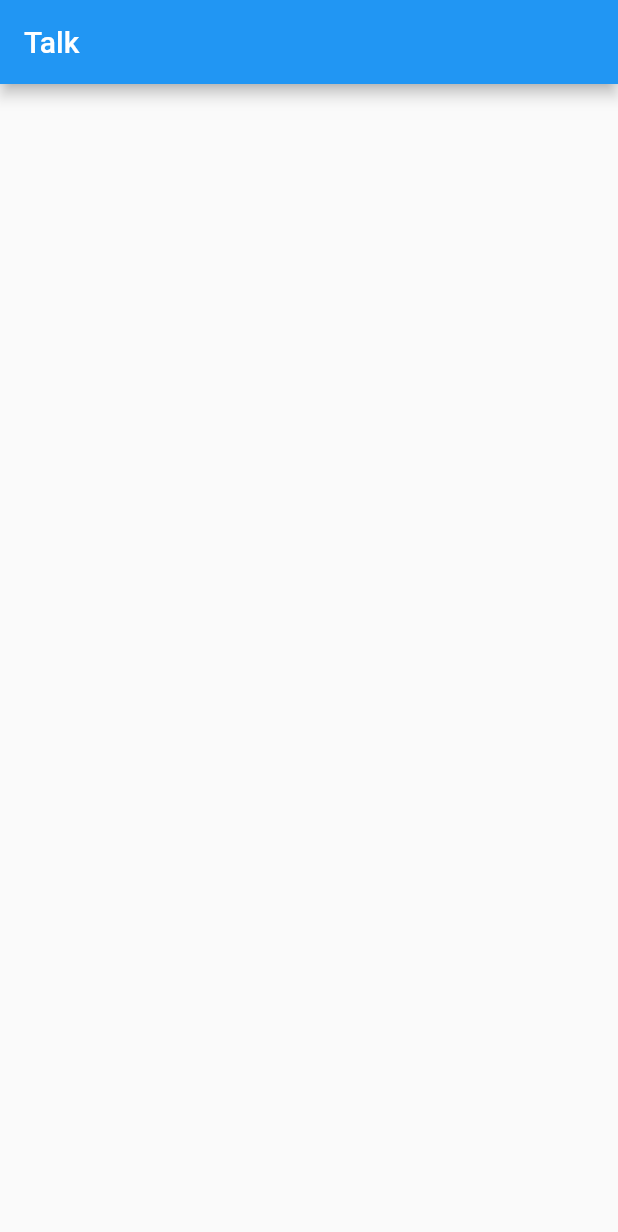
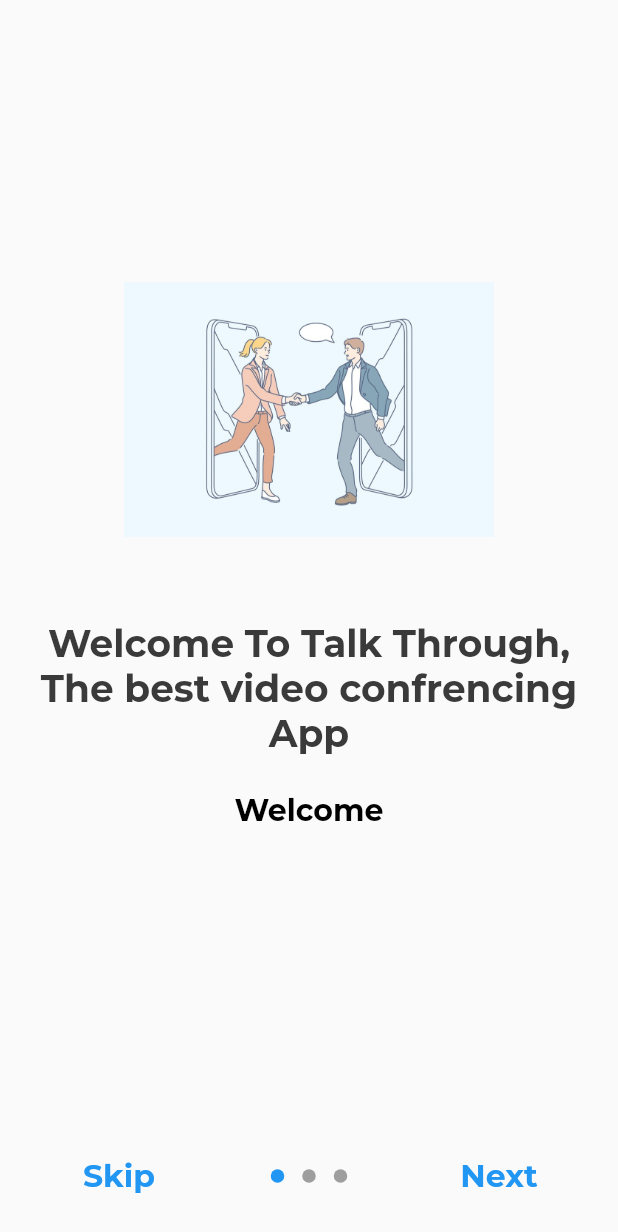
Before and after one commit to YashJA-dev/TalkThrough, a Flutter app: the screen it shows after launch, on a phone screen of 412 x 824 dp. Shown: the top 1232 px of the screen. Run offline on Flutter 3.47's test engine with Material 2 defaults, Android fonts, the phone set to English and light mode, and no system bars; drawn by our look-alikes of introduction_screen; our stand-ins replace firebase_core, google_fonts; accounts and stored records are empty.

Commit message:
intro screen added

```diff
--- /dev/null
+++ b/lib/Style/montserrat.dart
@@ -0,0 +1,13 @@
+import 'package:flutter/material.dart';
+import 'package:google_fonts/google_fonts.dart';
+
+TextStyle montserratStyle(
+    {required double size,
+    FontWeight fontWeight = FontWeight.w700,
+    Color color = Colors.black}) {
+  return GoogleFonts.montserrat(
+    fontSize: size,
+    color: color,
+    fontWeight: fontWeight,
+  );
+}
--- a/lib/main.dart
+++ b/lib/main.dart
@@ -1,6 +1,8 @@
 import 'package:flutter/material.dart';
 import 'package:firebase_core/firebase_core.dart';
 import 'firebase_options.dart';
+import 'screen/HomeScreen.dart';
+import 'screen/IntroAuthScreen/IntroAuthScreen.dart';
 
 void main() async {
   WidgetsFlutterBinding.ensureInitialized();
@@ -14,23 +16,19 @@
   @override
   Widget build(BuildContext context) {
     return MaterialApp(
+      debugShowCheckedModeBanner: false,
       title: 'Flutter Demo',
       theme: ThemeData(
         primarySwatch: Colors.blue,
       ),
-      home: Scaffold(
-        appBar: AppBar(title: Text("Talk")),
-        body: Home(),
-      ),
+      home: NavigationPage(),
     );
   }
 }
-
-class Home extends StatelessWidget {
-  const Home({super.key});
-
+class NavigationPage extends StatelessWidget {
+  bool isSigned=false;
   @override
   Widget build(BuildContext context) {
-    return Container();
+    return isSigned?HomeScreen():IntroAuthScreen();
   }
 }
--- /dev/null
+++ b/lib/screen/HomeScreen.dart
@@ -0,0 +1,10 @@
+import 'package:flutter/material.dart';
+
+class HomeScreen extends StatelessWidget {
+  const HomeScreen({super.key});
+
+  @override
+  Widget build(BuildContext context) {
+    return Container();
+  }
+}
--- /dev/null
+++ b/lib/screen/IntroAuthScreen/IntroAuthScreen.dart
@@ -0,0 +1,98 @@
+import 'package:flutter/material.dart';
+import 'package:introduction_screen/introduction_screen.dart';
+import 'package:talkthrough/Style/montserrat.dart';
+
+import '../NavigationAuthScreen.dart/NavigationAutthScreen.dart';
+import 'IntroPageData.dart';
+
+class IntroAuthScreen extends StatelessWidget {
+  double buttonSize=21;
+
+  @override
+  Widget build(BuildContext context) {
+        List<IntroPageData> pageData =formListContent();
+    Color primaryColor=Theme.of(context).primaryColor;
+    return IntroductionScreen(
+      pages: buildPageViewModels(pageData: pageData),
+      onDone: () {
+        Navigator.push(context, MaterialPageRoute(builder: (_)=>NavigationAutthScreen()));
+      },
+      onSkip: () {
+        Navigator.push(context, MaterialPageRoute(builder: (_)=>NavigationAutthScreen()));
+      },
+      showDoneButton: true,
+      showSkipButton: true,
+      showNextButton: true,
+      next: Text("Next",
+          style: montserratStyle(
+              size: buttonSize, fontWeight: FontWeight.w700, color: primaryColor)),
+      done: Text("Done",
+          style: montserratStyle(
+              size: buttonSize, fontWeight: FontWeight.w700, color: primaryColor)),
+      skip: Text("Skip",
+          style: montserratStyle(
+              size: buttonSize, fontWeight: FontWeight.w700, color:primaryColor)),
+    );
+  }
+
+  List<PageViewModel> buildPageViewModels(
+      {required List<IntroPageData> pageData}) {
+    List<PageViewModel> pages = [];
+    for (IntroPageData data in pageData) {
+      PageViewModel pageViewModel = PageViewModel(
+        title: data.body,
+        body: data.tile,
+        image: data.image,
+        decoration: PageDecoration(
+            bodyTextStyle: montserratStyle(
+              size: 20,
+              color: Colors.black,
+            ),
+            titleTextStyle: montserratStyle(size: 25, color: Color.fromARGB(255, 59, 58, 58))),
+      );
+      pages.add(pageViewModel);
+    }
+    return pages;
+  }
+
+  List<IntroPageData> formListContent() {
+    List<IntroPageData> pageData = [];
+    double imageHeight=170;
+    //welcome screen
+    pageData.add(
+      new IntroPageData(
+        tile: "Welcome",
+        body: "Welcome To Talk Through, The best video confrencing App",
+        image: Image.asset(
+          "images/welcome.jpg",
+          height: imageHeight,
+        ),
+      ),
+    );
+
+    // join or start meeting
+    pageData.add(
+      new IntroPageData(
+        tile: "Join Or Start Meeting",
+        body: "Easy To use Interface, join or start meeting in fast time",
+        image: Image.asset(
+          "images/confrence.jpg",
+          height: imageHeight,
+        ),
+      ),
+    );
+    //security page
+    pageData.add(
+      new IntroPageData(
+        tile: "Security",
+        body:
+            "Your Security is Important for us, Our Servers are secure and reliable",
+        image: Image.asset(
+          "images/secureity.jpg",
+          height: imageHeight,
+        ),
+      ),
+    );
+    return pageData;
+  }
+}
--- /dev/null
+++ b/lib/screen/IntroAuthScreen/IntroPageData.dart
@@ -0,0 +1,15 @@
+import 'package:flutter/material.dart';
+
+class IntroPageData {
+  String tile;
+  String body;
+  Image image;
+
+  IntroPageData({required this.tile, required this.body, required this.image});
+
+  get getTile => this.tile;
+
+  get getBody => this.body;
+
+  get getImage => this.image;
+}
--- /dev/null
+++ b/lib/screen/NavigationAuthScreen.dart/NavigationAutthScreen.dart
@@ -0,0 +1,8 @@
+import 'package:flutter/material.dart';
+
+class NavigationAutthScreen extends StatelessWidget {
+  @override
+  Widget build(BuildContext context) {
+    return Scaffold();
+  }
+}
```
Also changed, not shown: pubspec.yaml (+7 -6 lines), images/confrence.jpg (added), images/secureity.jpg (added), images/welcome.jpg (added), pubspec.lock, 1 other file.
